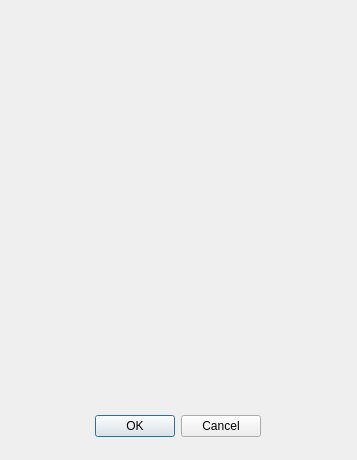
Before: the Qt Designer form IPlant/adiciona.ui in duchometson/Modelagem_Software, drawn with Qt 5.
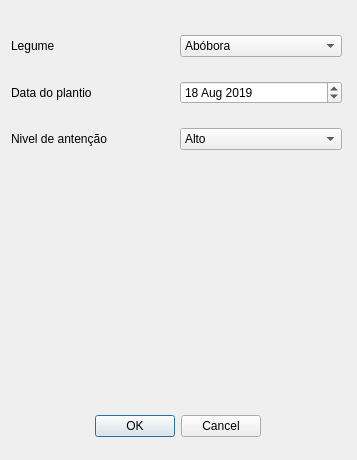
After: the same form once the commit is applied.

What changed in the file:
```diff
--- a/IPlant/adiciona.ui
+++ b/IPlant/adiciona.ui
@@ -29,6 +29,116 @@
     <set>QDialogButtonBox::Cancel|QDialogButtonBox::Ok</set>
    </property>
   </widget>
+  <widget class="QWidget" name="">
+   <property name="geometry">
+    <rect>
+     <x>11</x>
+     <y>17</y>
+     <width>331</width>
+     <height>151</height>
+    </rect>
+   </property>
+   <layout class="QGridLayout" name="gridLayout">
+    <item row="0" column="0">
+     <widget class="QLabel" name="label">
+      <property name="text">
+       <string>Legume</string>
+      </property>
+     </widget>
+    </item>
+    <item row="0" column="1">
+     <widget class="QComboBox" name="comboBox">
+      <item>
+       <property name="text">
+        <string>Abóbora</string>
+       </property>
+      </item>
+      <item>
+       <property name="text">
+        <string>Abobrinha</string>
+       </property>
+      </item>
+      <item>
+       <property name="text">
+        <string>Berinjela</string>
+       </property>
+      </item>
+      <item>
+       <property name="text">
+        <string>Cenoura</string>
+       </property>
+      </item>
+      <item>
+       <property name="text">
+        <string>Chuchu</string>
+       </property>
+      </item>
+      <item>
+       <property name="text">
+        <string>Mandioca</string>
+       </property>
+      </item>
+      <item>
+       <property name="text">
+        <string>Quiabo</string>
+       </property>
+      </item>
+      <item>
+       <property name="text">
+        <string>Tomate</string>
+       </property>
+      </item>
+     </widget>
+    </item>
+    <item row="1" column="0">
+     <widget class="QLabel" name="label_2">
+      <property name="text">
+       <string>Data do plantio</string>
+      </property>
+     </widget>
+    </item>
+    <item row="1" column="1">
+     <widget class="QDateEdit" name="dateEdit">
+      <property name="dateTime">
+       <datetime>
+        <hour>0</hour>
+        <minute>0</minute>
+        <second>7</second>
+        <year>2019</year>
+        <month>8</month>
+        <day>18</day>
+       </datetime>
+      </property>
+     </widget>
+    </item>
+    <item row="2" column="0">
+     <widget class="QLabel" name="label_3">
+      <property name="text">
+       <string>Nivel de antenção</string>
+      </property>
+     </widget>
+    </item>
+    <item row="2" column="1">
+     <widget class="QComboBox" name="comboBox_2">
+      <item>
+       <property name="text">
+        <string>Alto</string>
+       </property>
+      </item>
+      <item>
+       <property name="text">
+        <string>Médio</string>
+       </property>
+      </item>
+      <item>
+       <property name="text">
+        <string>Baixo</string>
+       </property>
+      </item>
+     </widget>
+    </item>
+   </layout>
+  </widget>
  </widget>
  <resources/>
  <connections>
```
Left out of the diff: 2 changed lines with no effect on the pictures.
